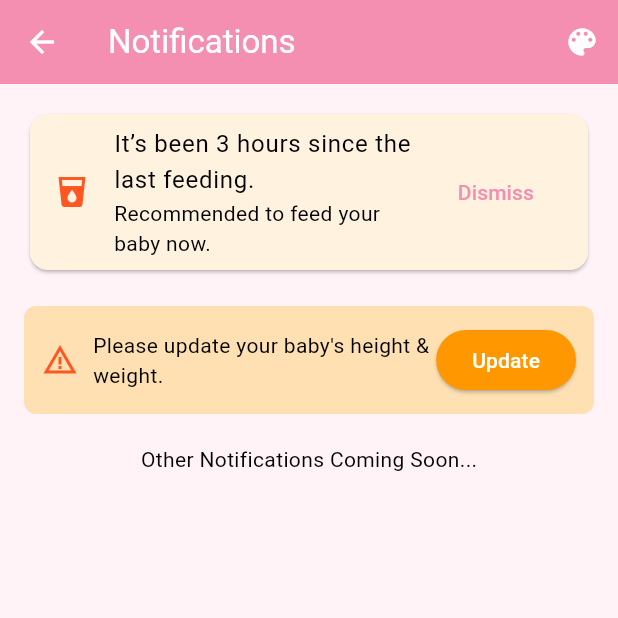
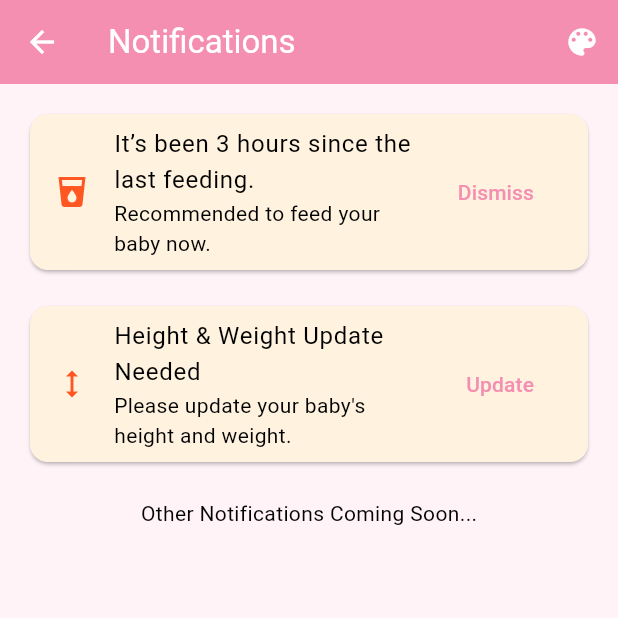
Before and after one commit to halaalmasrii/smart-baby-care, a Flutter app: the NotificationsScreen screen opened by its route, on a phone screen of 412 x 824 dp, the top half of it. Run offline on Flutter 3.47's test engine with Material 3 defaults, Android fonts, the phone set to English and light mode, and no system bars; our stand-ins replace fl_chart, flutter_local_notifications, image_picker, shared_preferences, timezone; accounts and stored records are empty.

Commit message:
اضافة تنبيه صوتي للاشعارات

```diff
--- a/lib/screens/notifications_screen.dart
+++ b/lib/screens/notifications_screen.dart
@@ -1,5 +1,8 @@
 import 'package:flutter/material.dart';
 import 'package:shared_preferences/shared_preferences.dart';
+import 'package:flutter_local_notifications/flutter_local_notifications.dart';
+import 'package:timezone/data/latest.dart' as tz;
+import 'package:timezone/timezone.dart' as tz;
 import '../widgets/custom_app_bar.dart';
 import '../utils/routes.dart';
 
@@ -14,10 +17,16 @@ class _NotificationsScreenState extends State<NotificationsScreen> {
   DateTime? lastUpdate;
   bool showFeedingReminder = true;
 
+  final FlutterLocalNotificationsPlugin flutterLocalNotificationsPlugin =
+      FlutterLocalNotificationsPlugin();
+
   @override
   void initState() {
     super.initState();
+    tz.initializeTimeZones(); // ✅ تهيئة التايمزون
     _loadLastUpdate();
+    _initializeNotifications();
+    _scheduleFeedingNotification(); // ✅ جدولة الإشعار
   }
 
   Future<void> _loadLastUpdate() async {
@@ -28,6 +37,43 @@ class _NotificationsScreenState extends State<NotificationsScreen> {
         lastUpdate = DateTime.fromMillisecondsSinceEpoch(timestamp);
       });
     }
+  }
+
+  Future<void> _initializeNotifications() async {
+    const androidSettings = AndroidInitializationSettings('@mipmap/ic_launcher');
+    const initSettings = InitializationSettings(android: androidSettings);
+
+    await flutterLocalNotificationsPlugin.initialize(
+      initSettings,
+      onDidReceiveNotificationResponse: (details) {
+        if (details.payload == 'feeding') {
+          Navigator.pushNamed(context, AppRoutes.feeding);
+        }
+      },
+    );
+  }
+
+  Future<void> _scheduleFeedingNotification() async {
+    await flutterLocalNotificationsPlugin.zonedSchedule(
+      0,
+      'Feeding Reminder',
+      'It’s been 3 hours since the last feeding.',
+      tz.TZDateTime.now(tz.local).add(const Duration(hours: 3)),
+      const NotificationDetails(
+        android: AndroidNotificationDetails(
+          'feeding_channel',
+          'Feeding Alerts',
+          channelDescription: 'Alerts after 3 hours from last feeding',
+          importance: Importance.max,
+          priority: Priority.high,
+          sound: RawResourceAndroidNotificationSound('notification_sound'),
+        ),
+      ),
+      androidAllowWhileIdle: true,
+      uiLocalNotificationDateInterpretation:
+          UILocalNotificationDateInterpretation.absoluteTime,
+      payload: 'feeding',
+    );
   }
 
   void _handleFeedingReminderTap() {
@@ -49,56 +95,28 @@ class _NotificationsScreenState extends State<NotificationsScreen> {
       body: ListView(
         padding: const EdgeInsets.all(16),
         children: [
-          // 🍼 تذكير الرضاعة
-          if (showFeedingReminder)
-            Card(
-              color: Colors.orange[50],
-              shape: RoundedRectangleBorder(borderRadius: BorderRadius.circular(12)),
-              child: ListTile(
-                leading: const Icon(Icons.local_drink, color: Colors.deepOrange),
-                title: const Text("It’s been 3 hours since the last feeding."),
-                subtitle: const Text("Recommended to feed your baby now."),
-                trailing: TextButton(
-                  onPressed: () {
-                    setState(() {
-                      showFeedingReminder = false;
-                    });
-                  },
-                  child: const Text("Dismiss"),
-                ),
+          if (showFeedingReminder) _buildNotificationCard(
+            icon: Icons.local_drink,
+            title: "It’s been 3 hours since the last feeding.",
+            subtitle: "Recommended to feed your baby now.",
+            buttonLabel: "Dismiss",
+            onPressed: () => setState(() => showFeedingReminder = false),
             onTap: _handleFeedingReminderTap,
           ),
-            ),
 
-          const SizedBox(height: 20),
+          const SizedBox(height: 16),
 
-          // 📏 تذكير الطول والوزن
-          if (daysSinceUpdate >= 7)
-            Container(
-              padding: const EdgeInsets.all(12),
-              decoration: BoxDecoration(
-                color: Colors.orange[100],
-                borderRadius: BorderRadius.circular(8),
-              ),
-              child: Row(
-                children: [
-                  const Icon(Icons.warning_amber, color: Colors.deepOrange),
-                  const SizedBox(width: 10),
-                  const Expanded(
-                    child: Text("Please update your baby's height & weight."),
-                  ),
-                  ElevatedButton(
+          if (daysSinceUpdate >= 7) _buildNotificationCard(
+            icon: Icons.height,
+            title: "Height & Weight Update Needed",
+            subtitle: "Please update your baby's height and weight.",
+            buttonLabel: "Update",
             onPressed: () {
               Navigator.pushNamed(context, AppRoutes.settings);
             },
-                    style: ElevatedButton.styleFrom(
-                      backgroundColor: Colors.orange,
-                      foregroundColor: Colors.white,
-                    ),
-                    child: const Text("Update"),
-                  ),
-                ],
-              ),
+            onTap: () {
+              Navigator.pushNamed(context, AppRoutes.settings);
+            },
           ),
 
           const SizedBox(height: 20),
@@ -107,4 +125,25 @@ class _NotificationsScreenState extends State<NotificationsScreen> {
       ),
     );
   }
+
+  Widget _buildNotificationCard({
+    required IconData icon,
+    required String title,
+    required String subtitle,
+    required String buttonLabel,
+    required VoidCallback onPressed,
+    required VoidCallback onTap,
+  }) {
+    return Card(
+      color: Colors.orange[50],
+      shape: RoundedRectangleBorder(borderRadius: BorderRadius.circular(12)),
+      child: ListTile(
+        leading: Icon(icon, color: Colors.deepOrange),
+        title: Text(title),
+        subtitle: Text(subtitle),
+        trailing: TextButton(onPressed: onPressed, child: Text(buttonLabel)),
+        onTap: onTap,
+      ),
+    );
   }
+}
--- a/pubspec.yaml
+++ b/pubspec.yaml
@@ -15,6 +15,9 @@ dependencies:
   shared_preferences: ^2.2.2
   fl_chart: ^0.64.0
   flutter_local_notifications: ^16.3.0
+  assets_audio_player: ^3.0.3+6
+  audioplayers: ^5.2.1
+  timezone: ^0.9.4
 
 
 dev_dependencies:
@@ -24,3 +27,5 @@ dev_dependencies:
 
 flutter:
   uses-material-design: true
+  assets:
+    - assets/sounds/notification_sound.wav
```
Also changed, not shown: lib/main.dart (+10 -4 lines), pubspec.lock, 8 other files. Lines whose indentation alone changed are shown as unchanged.
